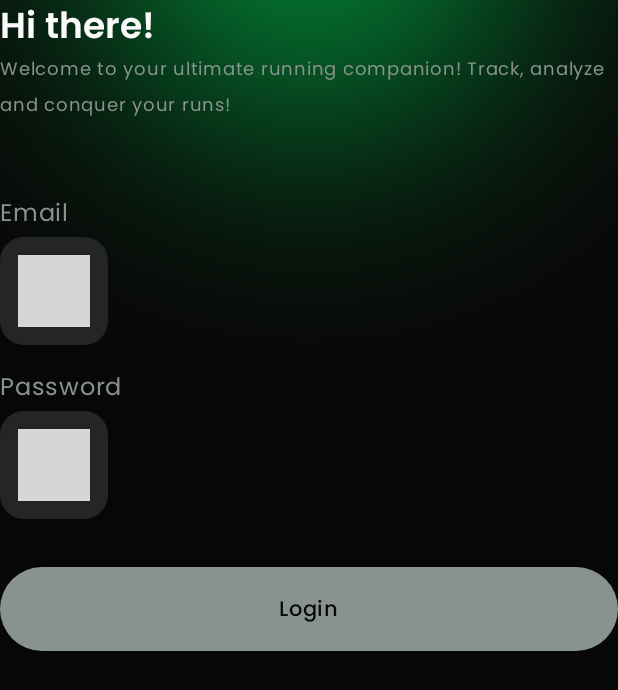
After one commit to isaacurbina/runique, an Android app built with Jetpack Compose: the composable LoginScreen shown on its own in the app's theme, on a phone screen of 412 x 824 dp. The commit adds this screen. Shown: the top 690 px of the screen. Run offline under Robolectric (Android 15) with nearby library versions, the phone set to English and light mode, and no system bars; 4 statements that could not run were skipped; grey boxes are pictures that could not be loaded.

Commit message:
6.8 Adding LoginScreen and nav graph (#25)

```diff
--- /dev/null
+++ b/auth/presentation/src/main/java/com/plcoding/auth/presentation/intro/LoginScreen.kt
@@ -0,0 +1,196 @@
+@file:Suppress("OPT_IN_USAGE_FUTURE_ERROR")
+@file:OptIn(ExperimentalFoundationApi::class)
+
+package com.plcoding.auth.presentation.intro
+
+import android.widget.Toast
+import androidx.compose.foundation.ExperimentalFoundationApi
+import androidx.compose.foundation.layout.Box
+import androidx.compose.foundation.layout.Column
+import androidx.compose.foundation.layout.Spacer
+import androidx.compose.foundation.layout.fillMaxSize
+import androidx.compose.foundation.layout.fillMaxWidth
+import androidx.compose.foundation.layout.height
+import androidx.compose.foundation.rememberScrollState
+import androidx.compose.foundation.text.ClickableText
+import androidx.compose.foundation.verticalScroll
+import androidx.compose.material3.MaterialTheme
+import androidx.compose.material3.Text
+import androidx.compose.runtime.Composable
+import androidx.compose.ui.Alignment
+import androidx.compose.ui.Modifier
+import androidx.compose.ui.platform.LocalContext
+import androidx.compose.ui.platform.LocalSoftwareKeyboardController
+import androidx.compose.ui.res.stringResource
+import androidx.compose.ui.text.SpanStyle
+import androidx.compose.ui.text.buildAnnotatedString
+import androidx.compose.ui.text.font.FontWeight
+import androidx.compose.ui.text.withStyle
+import androidx.compose.ui.tooling.preview.Preview
+import androidx.compose.ui.unit.dp
+import androidx.compose.ui.unit.sp
+import com.plcoding.auth.presentation.R
+import com.plcoding.auth.presentation.login.LoginAction
+import com.plcoding.auth.presentation.login.LoginEvent
+import com.plcoding.auth.presentation.login.LoginState
+import com.plcoding.auth.presentation.login.LoginViewModel
+import com.plcoding.auth.presentation.register.ObserveAsEvents
+import com.plcoding.core.presentation.designsystem.EmailIcon
+import com.plcoding.core.presentation.designsystem.Poppins
+import com.plcoding.core.presentation.designsystem.RuniqueTheme
+import com.plcoding.core.presentation.designsystem.component.GradientBackground
+import com.plcoding.core.presentation.designsystem.component.RuniqueActionButton
+import com.plcoding.core.presentation.designsystem.component.RuniquePasswordTextField
+import com.plcoding.core.presentation.designsystem.component.RuniqueTextField
+import org.koin.androidx.compose.koinViewModel
+
+@Composable
+fun LoginScreenRoot(
+    onLoginSuccess: () -> Unit,
+    onSignUpClick: () -> Unit,
+    viewModel: LoginViewModel = koinViewModel()
+) {
+    val context = LocalContext.current
+    val keyboardController = LocalSoftwareKeyboardController.current
+    ObserveAsEvents(viewModel.events) { event ->
+        when (event) {
+            is LoginEvent.Error -> {
+                keyboardController?.hide()
+                Toast.makeText(
+                    context,
+                    event.error.asString(context),
+                    Toast.LENGTH_LONG
+                ).show()
+            }
+
+            is LoginEvent.LoginSuccess -> {
+                keyboardController?.hide()
+                Toast.makeText(
+                    context,
+                    R.string.youre_logged_in,
+                    Toast.LENGTH_LONG
+                ).show()
+                onLoginSuccess()
+            }
+        }
+    }
+    LoginScreen(
+        state = viewModel.state,
+        onAction = { action ->
+            when (action) {
+                is LoginAction.OnRegisterClick -> onSignUpClick()
+                else -> Unit
+            }
+            viewModel.onAction(action)
+        }
+    )
+}
+
+@Composable
+private fun LoginScreen(
+    state: LoginState,
+    onAction: (LoginAction) -> Unit
+) {
+    GradientBackground {
+        Column(
+            modifier = Modifier
+                .verticalScroll(rememberScrollState())
+                .fillMaxSize()
+        ) {
+            Text(
+                text = stringResource(id = R.string.hi_there),
+                fontWeight = FontWeight.SemiBold,
+                style = MaterialTheme.typography.headlineMedium
+            )
+            Text(
+                text = stringResource(id = R.string.runique_welcome_text),
+                fontSize = 12.sp,
+                color = MaterialTheme.colorScheme.onSurfaceVariant
+            )
+            Spacer(modifier = Modifier.height(48.dp))
+            RuniqueTextField(
+                state = state.email,
+                startIcon = EmailIcon,
+                endIcon = null,
+                hint = stringResource(id = R.string.example_email),
+                title = stringResource(id = R.string.email),
+                modifier = Modifier.fillMaxWidth()
+            )
+            Spacer(modifier = Modifier.height(16.dp))
+            RuniquePasswordTextField(
+                state = state.password,
+                isPasswordVisible = state.isPasswordVisible,
+                onTogglePasswordVisibility = {
+                    onAction(LoginAction.OnTogglePasswordVisibility)
+                },
+                hint = stringResource(id = R.string.password),
+                title = stringResource(id = R.string.password),
+                modifier = Modifier.fillMaxWidth()
+            )
+            Spacer(modifier = Modifier.height(32.dp))
+            RuniqueActionButton(
+                text = stringResource(id = R.string.login),
+                isLoading = state.isLoggingIn,
+                enabled = state.canLogin,
+                onClick = {
+                    onAction(LoginAction.onLoginClick)
+                }
+            )
+
+            val annotatedString = buildAnnotatedString {
+                withStyle(
+                    style = SpanStyle(
+                        fontFamily = Poppins,
+                        color = MaterialTheme.colorScheme.onSurfaceVariant
+                    )
+                ) {
+                    append(stringResource(id = R.string.dont_have_an_account) + " ")
+                    pushStringAnnotation(
+                        tag = "clickable_text",
+                        annotation = stringResource(id = R.string.sign_up)
+                    )
+                    withStyle(
+                        style = SpanStyle(
+                            fontWeight = FontWeight.SemiBold,
+                            color = MaterialTheme.colorScheme.primary,
+                            fontFamily = Poppins
+                        )
+                    ) {
+                        append(stringResource(id = R.string.sign_up))
+                    }
+                }
+            }
+            Box(
+                modifier = Modifier
+                    .align(Alignment.CenterHorizontally)
+                    .weight(1f),
+                contentAlignment = Alignment.BottomCenter
+            ) {
+                ClickableText(
+                    text = annotatedString,
+                    onClick = { offset ->
+                        annotatedString.getStringAnnotations(
+                            tag = "clickable_text",
+                            start = offset,
+                            end = offset
+                        ).firstOrNull()?.let {
+                            onAction(LoginAction.OnRegisterClick)
+                        }
+                    }
+                )
+            }
+        }
+    }
+}
+
+@Preview
+@Composable
+private fun LoginScreenPreview() {
+    RuniqueTheme {
+        LoginScreen(
+            state = LoginState()
+        ) {
+
+        }
+    }
+}
--- /dev/null
+++ b/auth/presentation/src/main/java/com/plcoding/auth/presentation/login/LoginState.kt
@@ -0,0 +1,14 @@
+@file:OptIn(ExperimentalFoundationApi::class)
+
+package com.plcoding.auth.presentation.login
+
+import androidx.compose.foundation.ExperimentalFoundationApi
+import androidx.compose.foundation.text2.input.TextFieldState
+
+data class LoginState(
+    val email: TextFieldState = TextFieldState(),
+    val password: TextFieldState = TextFieldState(),
+    val isPasswordVisible: Boolean = false,
+    val canLogin: Boolean = false,
+    val isLoggingIn: Boolean = false
+)
--- a/auth/presentation/src/main/java/com/plcoding/auth/presentation/register/RegisterScreen.kt
+++ b/auth/presentation/src/main/java/com/plcoding/auth/presentation/register/RegisterScreen.kt
@@ -43,7 +43,6 @@ import com.plcoding.core.presentation.designsystem.CrossIcon
 import com.plcoding.core.presentation.designsystem.EmailIcon
 import com.plcoding.core.presentation.designsystem.Poppins
 import com.plcoding.core.presentation.designsystem.RuniqueDarkRed
-import com.plcoding.core.presentation.designsystem.RuniqueGray
 import com.plcoding.core.presentation.designsystem.RuniqueGreen
 import com.plcoding.core.presentation.designsystem.RuniqueTheme
 import com.plcoding.core.presentation.designsystem.component.GradientBackground
@@ -109,7 +108,7 @@ private fun RegisterScreen(
                 withStyle(
                     style = SpanStyle(
                         fontFamily = Poppins,
-                        color = RuniqueGray
+                        color = MaterialTheme.colorScheme.onSurfaceVariant
                     )
                 ) {
                     append(stringResource(id = R.string.already_have_an_account) + " ")
--- a/auth/presentation/src/main/res/values/strings.xml
+++ b/auth/presentation/src/main/res/values/strings.xml
@@ -19,4 +19,8 @@
     <string name="register">Register</string>
     <string name="error_email_exists">A user with that email already exists</string>
     <string name="registration_successful">Registration successful, you can log in now</string>
+    <string name="hi_there">Hi there!</string>
+    <string name="runique_welcome_text">Welcome to your ultimate running companion! Track, analyze and conquer your runs!</string>
+    <string name="dont_have_an_account">Don\'t have an account?</string>
+    <string name="youre_logged_in">You\'re logged in!</string>
 </resources>
--- a/core/presentation/designsystem/src/main/java/com/plcoding/core/presentation/designsystem/component/RuniquePasswordTextField.kt
+++ b/core/presentation/designsystem/src/main/java/com/plcoding/core/presentation/designsystem/component/RuniquePasswordTextField.kt
@@ -13,6 +13,7 @@ import androidx.compose.foundation.layout.Spacer
 import androidx.compose.foundation.layout.fillMaxWidth
 import androidx.compose.foundation.layout.height
 import androidx.compose.foundation.layout.padding
+import androidx.compose.foundation.layout.width
 import androidx.compose.foundation.shape.RoundedCornerShape
 import androidx.compose.foundation.text2.BasicSecureTextField
 import androidx.compose.foundation.text2.input.TextFieldState
@@ -112,6 +113,7 @@ fun RuniquePasswordTextField(
                         contentDescription = null,
                         tint = MaterialTheme.colorScheme.onSurfaceVariant
                     )
+                    Spacer(modifier = Modifier.width(16.dp))
                     Box(
                         modifier = Modifier.weight(1f)
                     ) {
--- a/core/presentation/designsystem/src/main/java/com/plcoding/core/presentation/designsystem/component/RuniqueTextField.kt
+++ b/core/presentation/designsystem/src/main/java/com/plcoding/core/presentation/designsystem/component/RuniqueTextField.kt
@@ -130,6 +130,7 @@ fun RuniqueTextField(
                             contentDescription = null,
                             tint = MaterialTheme.colorScheme.onSurfaceVariant
                         )
+                        Spacer(modifier = Modifier.width(16.dp))
                     }
                     Box(
                         modifier = Modifier.weight(1f)
```
Also changed, not shown: app/src/main/java/com/plcoding/runique/NavigationRoot.kt (+20 -3 lines), auth/presentation/src/main/java/com/plcoding/auth/presentation/login/LoginAction.kt (added, +7 -0 lines), auth/presentation/src/main/java/com/plcoding/auth/presentation/login/LoginEvent.kt (added, +8 -0 lines), auth/presentation/src/main/java/com/plcoding/auth/presentation/login/LoginViewModel.kt (added, +28 -0 lines).
